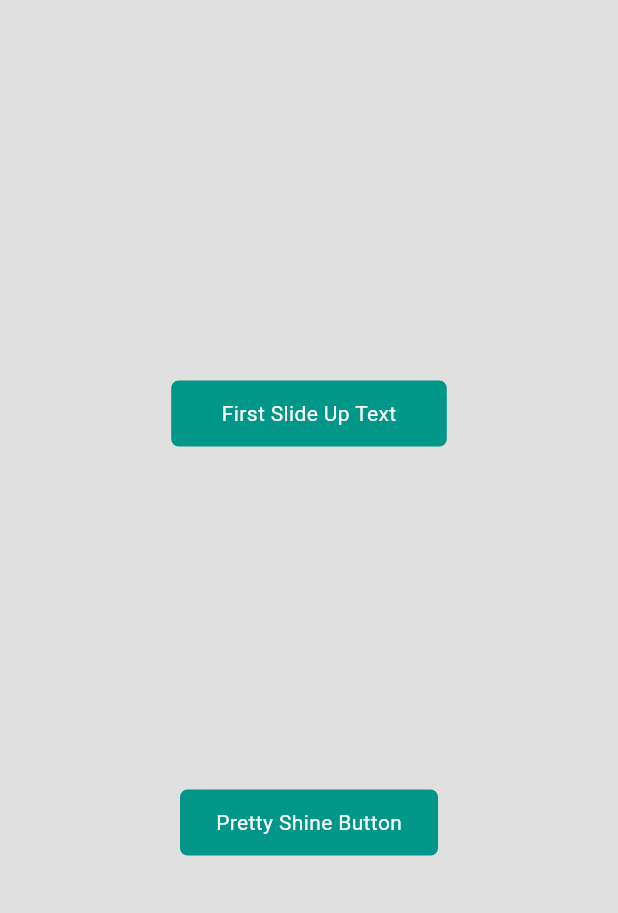
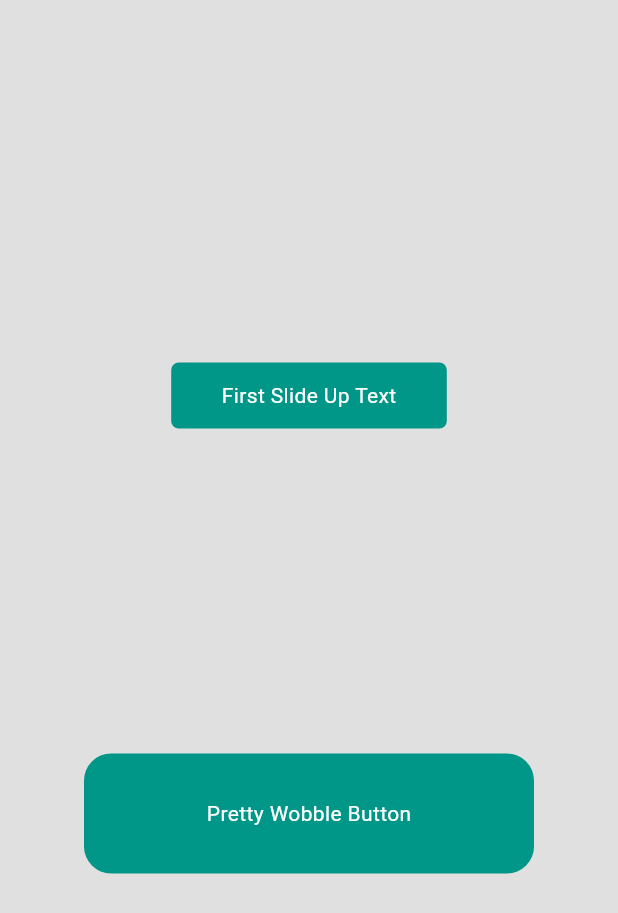
Before and after one commit to YeLwinOo-Steve/pretty_animated_buttons, a Flutter app: the screen it shows after launch, on a phone screen of 412 x 824 dp. Shown: the top 913 px of the screen. Run offline on Flutter 3.47's test engine with Material 3 defaults, Android fonts, the phone set to English and light mode, and no system bars; our stand-ins replace flutter_inset_shadow.

Commit message:
added: pretty wobble button example

```diff
--- a/example/lib/main.dart
+++ b/example/lib/main.dart
@@ -124,13 +124,20 @@ class _PrettyButtonsExampleState extends State<PrettyButtonsExample> {
               //   bgColor: btnColor,
               //   onPressed: () {},
               // ),
-              PrettyShineButton(
-                onPressed: () {},
+              WobbleButton(
                 child: const Text(
-                  'Pretty Shine Button',
+                  'Pretty Wobble Button',
                   style: TextStyle(color: Colors.white),
                 ),
+                onPressed: () {},
               ),
+              // PrettyShineButton(
+              //   onPressed: () {},
+              //   child: const Text(
+              //     'Pretty Shine Button',
+              //     style: TextStyle(color: Colors.white),
+              //   ),
+              // ),
             ],
           ),
         ),
```
